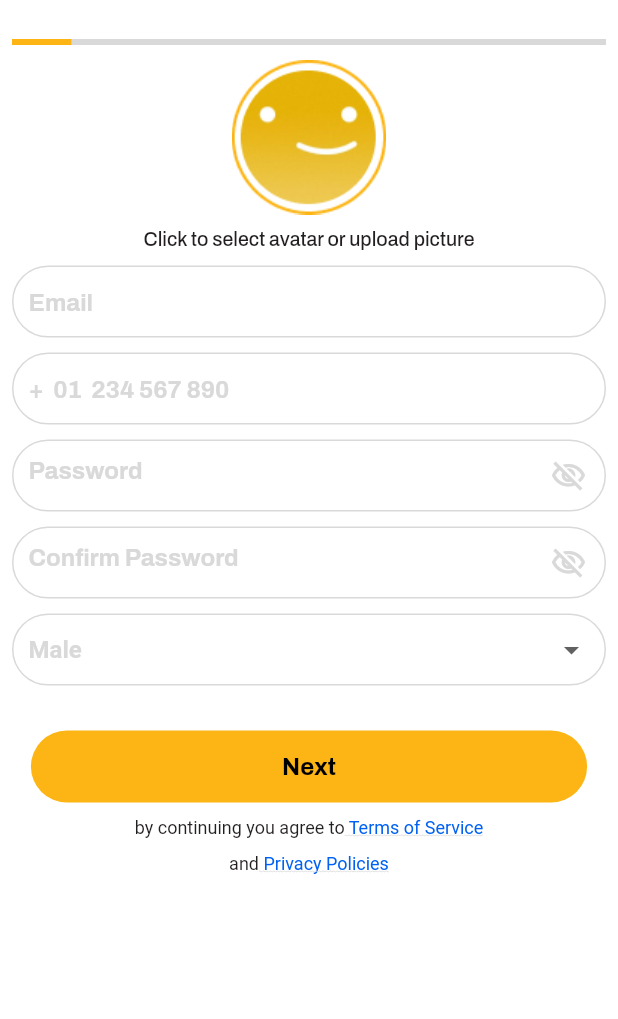
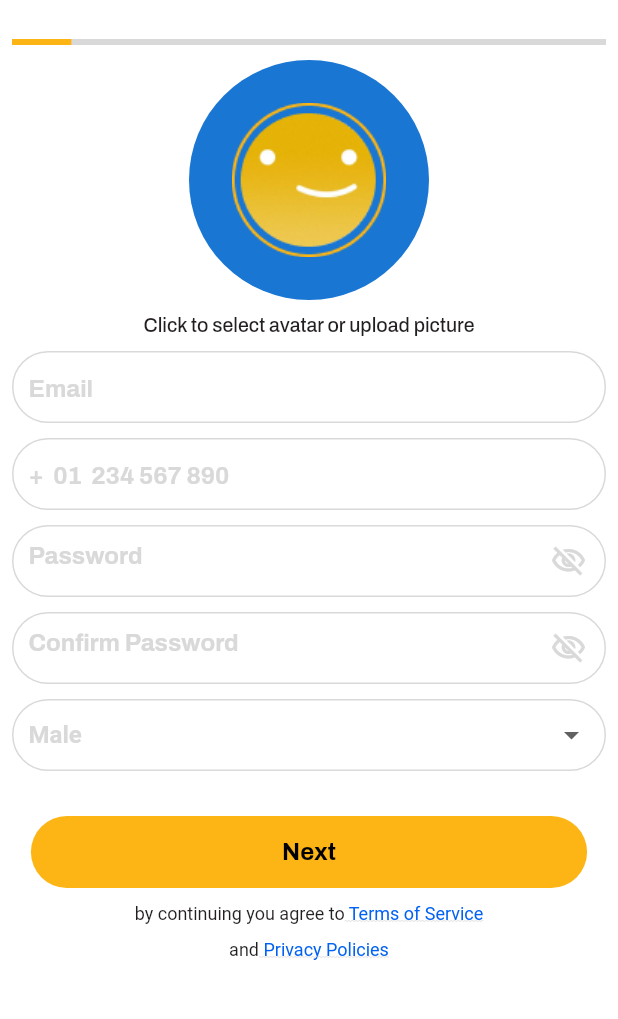
Before and after one commit to HumzaKhan071/shoofi, a Flutter app: the RegisterScreen screen opened directly, on a phone screen of 412 x 824 dp, the part 57-1076 px from its top. Run offline on Flutter 3.47's test engine with Material 2 defaults, Android fonts, the phone set to English and light mode, and no system bars; our stand-ins replace flip_card, get, image_picker, intro_slider, pinput, video_player and 1 more; missing offline and left inert: tiktoklikescroller.

Commit message:
image picker on registration

```diff
--- a/lib/Screens/RegisterScreens/RegisterScreen.dart
+++ b/lib/Screens/RegisterScreens/RegisterScreen.dart
@@ -1,24 +1,16 @@
 import 'package:shoofi/Routes/routes.dart';
+import 'package:shoofi/controllers/registration/registration_controller.dart';
 
-class RegisterScreen extends StatefulWidget {
+class RegisterScreen extends StatelessWidget {
   const RegisterScreen({super.key});
 
   @override
-  State<RegisterScreen> createState() => _RegisterScreenState();
-}
+  Widget build(BuildContext context) {
+    RegistrationController controller = Get.put(RegistrationController());
 
-class _RegisterScreenState extends State<RegisterScreen> {
-  TextEditingController _emailController = TextEditingController();
-  TextEditingController _numberController = TextEditingController();
-
-  String dropdownvalue = 'Male';
-  var items = ['Male', 'Female'];
-  @override
-  Widget build(BuildContext context) {
     return GestureDetector(
         onTap: () {
           FocusScopeNode currentFocus = FocusScope.of(context);
-
           if (!currentFocus.hasPrimaryFocus) {
             currentFocus.unfocus();
           }
@@ -57,7 +49,29 @@ class _RegisterScreenState extends State<RegisterScreen> {
                     const SizedBox(
                       height: 10,
                     ),
-                    Center(child: Image.asset("assets/Images/circle.png")),
+                    CircleAvatar(
+                      radius: 80,
+                      child: GetBuilder<RegistrationController>(
+                          builder: (context) {
+                        return controller.imageFile == null
+                            ? InkWell(
+                                onTap: () {
+                                  controller.getFromGallery();
+                                },
+                                child: Image.asset("assets/Images/circle.png"))
+                            : InkWell(
+                                onTap: () {
+                                  controller.getFromGallery();
+                                },
+                                child: CircleAvatar(
+                                  radius: 80,
+                                  backgroundImage: FileImage(
+                                    controller.imageFile!,
+                                  ),
+                                ),
+                              );
+                      }),
+                    ),
                     const SizedBox(
                       height: 10,
                     ),
@@ -79,7 +93,7 @@ class _RegisterScreenState extends State<RegisterScreen> {
                         borderRadius: BorderRadius.circular(100),
                       ),
                       child: TextFormField(
-                        controller: _emailController,
+                        controller: controller.emailController,
                         decoration: InputDecoration(
                           border: InputBorder.none,
                           hintText: "Email",
@@ -102,7 +116,7 @@ class _RegisterScreenState extends State<RegisterScreen> {
                         borderRadius: BorderRadius.circular(100),
                       ),
                       child: TextFormField(
-                        controller: _numberController,
+                        controller: controller.numberController,
                         keyboardType: TextInputType.number,
                         decoration: InputDecoration(
                           border: InputBorder.none,
@@ -126,7 +140,8 @@ class _RegisterScreenState extends State<RegisterScreen> {
                     const SizedBox(
                       height: 10,
                     ),
-                    Container(
+                    GetBuilder<RegistrationController>(builder: (context) {
+                      return Container(
                         height: 48,
                         width: double.infinity,
                         padding: EdgeInsets.all(10),
@@ -137,23 +152,22 @@ class _RegisterScreenState extends State<RegisterScreen> {
                         child: DropdownButton(
                             isExpanded: true,
                             underline: Container(),
-                          value: dropdownvalue,
+                            value: controller.dropdownvalue,
                             style: TextStyle(
                                 color: grey,
                                 fontSize: 16,
                                 fontWeight: FontWeight.bold),
-                          items: items.map((String items) {
+                            items: controller.gender.map((String i) {
                               return DropdownMenuItem(
-                              value: items,
-                              child: Text(items),
+                                value: i,
+                                child: Text(i),
                               );
                             }).toList(),
                             onChanged: (String? newValue) {
-                            setState(() {
-                              dropdownvalue = newValue!;
-                            });
+                              controller.dropDownValueChange(newValue);
                             }),
-                    ),
+                      );
+                    }),
                     const SizedBox(
                       height: 30,
                     ),
--- a/lib/controllers/RegisterControllers/completed_screen.dart
+++ /dev/null
@@ -1,6 +0,0 @@
-import 'package:shoofi/Routes/routes.dart';
-
-class CompletedScreenController extends GetxController {
-    Rx<bool> valueBox1 = false.obs;
-  Rx<bool> valueBox = false.obs;
-}
--- /dev/null
+++ b/lib/controllers/registration/registration_controller.dart
@@ -0,0 +1,30 @@
+import 'dart:io';
+
+import 'package:image_picker/image_picker.dart';
+import 'package:shoofi/Routes/routes.dart';
+
+class RegistrationController extends GetxController {
+  TextEditingController emailController = TextEditingController();
+  TextEditingController numberController = TextEditingController();
+  File? imageFile;
+
+  String dropdownvalue = 'Male';
+  var gender = ['Male', 'Female'];
+
+  dropDownValueChange(newvalue) {
+    dropdownvalue = newvalue;
+    update();
+  }
+
+  getFromGallery() async {
+    XFile? pickedFile = await ImagePicker().pickImage(
+      source: ImageSource.gallery,
+      maxWidth: 1800,
+      maxHeight: 1800,
+    );
+    if (pickedFile != null) {
+      imageFile = File(pickedFile.path);
+      update();
+    }
+  }
+}
--- /dev/null
+++ b/lib/controllers/video_player/video_player_controller.dart
@@ -0,0 +1,13 @@
+import 'package:shoofi/Routes/routes.dart';
+
+class VideoPlayerController extends GetxController {
+  // @override
+  // void onInit() {
+  //   super.onInit();
+  //   print("BILAL REHMAN");
+  //   SystemChrome.setPreferredOrientations([
+  //     DeviceOrientation.landscapeRight,
+  //     DeviceOrientation.landscapeLeft,
+  //   ]);
+  // }
+}
--- a/pubspec.yaml
+++ b/pubspec.yaml
@@ -44,6 +44,7 @@ dependencies:
   video_player: ^2.4.8
   flip_card: ^0.6.0
   icons_launcher: ^2.0.5
+  image_picker: ^0.8.6
 icons_launcher:
   image_path: 'assets/Images/logo2.png'
   platforms:
```
Also changed, not shown: lib/Screens/RegisterScreens/CompletedScreen.dart (+6 -12 lines), lib/Screens/video_player/video_player_view.dart (+13 -15 lines), lib/main.dart (+1 -10 lines), pubspec.lock, 2 other files. Lines whose indentation alone changed are shown as unchanged.
